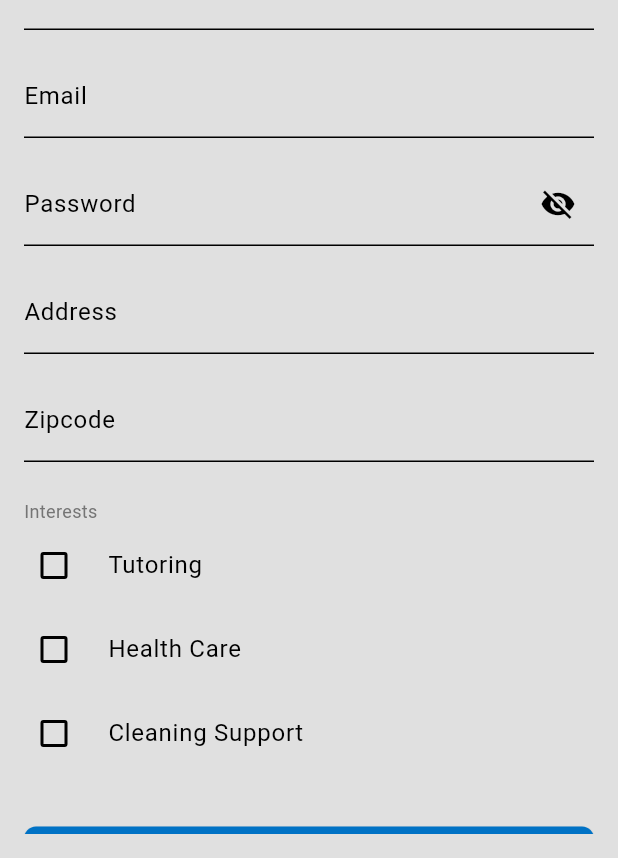
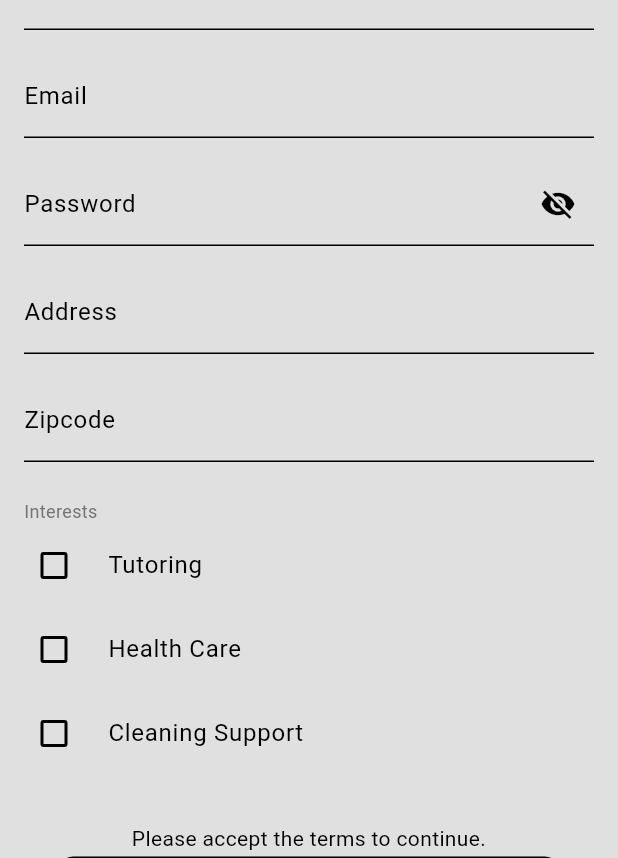
Before and after one commit to reetamit/CommApp, a Flutter app: the SignUpFormScreen screen opened directly, on a phone screen of 412 x 824 dp, the part 378-1236 px from its top. Run offline on Flutter 3.47's test engine with Material 3 defaults, Android fonts, the phone set to English and light mode, and no system bars; our stand-ins replace firebase_auth, firebase_core, firebase_database, geolocator, get, rxdart; accounts and stored records are empty; statements that could not run were skipped.

Commit message:
Feature Agreement dialog

```diff
--- /dev/null
+++ b/lib/screens/agreement_dialog.dart
@@ -0,0 +1,64 @@
+import 'package:flutter/material.dart';
+
+class AgreementDialog extends StatelessWidget {
+  const AgreementDialog({super.key});
+
+  @override
+  Widget build(BuildContext context) {
+    return AlertDialog(
+      title: const Text('Terms and Conditions'),
+      content: const SingleChildScrollView(
+        child: Text('''1. Acceptance of Terms
+By downloading, registering, or using the app, users agree to comply with these Terms and Conditions. If they do not agree, they must not use the app.
+2. Eligibility
+Users must be at least 13 years old (or the minimum age required by local law) to use the app. Parental consent may be required for minors.
+3. User Accounts
+	•	Users must provide accurate information during registration.
+	•	Users are responsible for maintaining the confidentiality of their login credentials.
+	•	The app reserves the right to suspend or terminate accounts for violations.
+4. Volunteer Opportunities
+	•	The app connects users with volunteer opportunities posted by organizations or individuals.
+	•	The app does not guarantee the accuracy, safety, or legality of any opportunity.
+	•	Users participate at their own risk and are encouraged to verify details independently.
+5. Code of Conduct
+Users agree to:
+	•	Treat others with respect and kindness.
+	•	Not post or share offensive, harmful, or illegal content.
+	•	Not impersonate others or misrepresent their identity.
+6. Content Ownership
+	•	Users retain ownership of content they post but grant the app a non-exclusive license to use, display, and distribute it within the app.
+	•	The app may remove content that violates these terms.
+7. Privacy
+	•	The app collects and uses personal data in accordance with its [Privacy Policy].
+	•	Users consent to the collection and use of their data for app functionality and communication.
+8. Third-Party Links
+The app may contain links to third-party websites or services. The app is not responsible for their content or practices.
+9. Limitation of Liability
+The app is provided "as is" without warranties. The app is not liable for any damages arising from use, including but not limited to injury, loss of data, or missed opportunities.
+10. Termination
+The app may suspend or terminate access at any time for violations of these terms or for operational reasons.
+11. Changes to Terms
+The app may update these terms at any time. Continued use after changes constitutes acceptance of the new terms.
+12. Governing Law
+These terms are governed by the laws of [Your Jurisdiction], without regard to conflict of law principles.
+'''),
+      ),
+      actions: <Widget>[
+        TextButton(
+          onPressed: () {
+            // This is the crucial line. Pass `false` when declining.
+            Navigator.of(context).pop(false);
+          },
+          child: const Text('Decline'),
+        ),
+        TextButton(
+          onPressed: () {
+            // This is the crucial line. Pass `true` when accepting.
+            Navigator.of(context).pop(true);
+          },
+          child: const Text('Accept'),
+        ),
+      ],
+    );
+  }
+}
--- a/lib/screens/signup.dart
+++ b/lib/screens/signup.dart
@@ -3,6 +3,7 @@ import 'package:flutter/material.dart';
 import 'package:flutter_app/localization/words.dart';
 import 'package:flutter_app/models/auth_services.dart';
 import 'package:flutter_app/models/gradient_theme.dart';
+import 'package:flutter_app/screens/agreement_dialog.dart';
 import 'package:flutter_app/screens/dashboard.dart';
 import 'package:flutter_app/models/database_service.dart';
 import 'package:flutter_app/screens/home.dart';
@@ -25,6 +26,8 @@ class _SignUpFormScreenState extends State<SignUpFormScreen> {
   final _addresscontroller = TextEditingController();
   final _zipcodecontroller = TextEditingController();
   final _passwordController = TextEditingController();
+  String _agreementStatus = 'Please accept the terms to continue.';
+  bool didAgree = false;
 
   bool _obscurePassword = true;
   // allow multiple selections
@@ -37,6 +40,26 @@ class _SignUpFormScreenState extends State<SignUpFormScreen> {
     'Health Care',
     'Cleaning Support',
   ];
+
+  void _showTermsDialog() async {
+    final didAgree = await showDialog<bool>(
+      context: context,
+      barrierDismissible: false, // Prevents closing by tapping outside
+      builder: (BuildContext context) {
+        return const AgreementDialog();
+      },
+    );
+
+    if (didAgree != null) {
+      setState(() {
+        _agreementStatus = didAgree
+            ? 'You have accepted the terms.'
+            : 'You have declined the terms.';
+      });
+      // Handle the user's choice, e.g., save it to shared preferences
+      // or navigate to a new screen.
+    }
+  }
 
   @override
   void dispose() {
@@ -169,43 +192,51 @@ class _SignUpFormScreenState extends State<SignUpFormScreen> {
         ),
       ),
       //appBar: AppBar(title: Text('SignUp')),
-      body: Padding(
+      body: SingleChildScrollView(
+        child: Padding(
           padding: const EdgeInsets.all(16.0),
-        child: Form(
+          child: Column(
+            mainAxisAlignment: MainAxisAlignment.center,
+            crossAxisAlignment: CrossAxisAlignment.stretch,
+            children: <Widget>[
+              Form(
                 key: _formKey,
-          child: ListView(
+                child: Column(
                   children: [
                     TextFormField(
                       controller: _firstNameController,
-                decoration: InputDecoration(labelText: 'First Name'),
-                validator: (value) =>
-                    value == null || value.isEmpty ? 'Enter first name' : null,
+                      decoration: const InputDecoration(
+                        labelText: 'First Name',
                       ),
-              SizedBox(height: 16),
+                      validator: (value) => value == null || value.isEmpty
+                          ? 'Enter first name'
+                          : null,
+                    ),
+                    const SizedBox(height: 16),
                     TextFormField(
                       controller: _lastNameController,
-                decoration: InputDecoration(labelText: 'Last Name'),
-                validator: (value) =>
-                    value == null || value.isEmpty ? 'Enter last name' : null,
+                      decoration: const InputDecoration(labelText: 'Last Name'),
+                      validator: (value) => value == null || value.isEmpty
+                          ? 'Enter last name'
+                          : null,
                     ),
-              SizedBox(height: 16),
+                    const SizedBox(height: 16),
                     TextFormField(
                       controller: _phoneController,
-                decoration: InputDecoration(labelText: 'Phone'),
+                      decoration: const InputDecoration(labelText: 'Phone'),
                       keyboardType: TextInputType.phone,
                       validator: (value) =>
                           value == null || value.isEmpty ? 'Enter phone' : null,
                     ),
-              SizedBox(height: 16),
+                    const SizedBox(height: 16),
                     TextFormField(
                       controller: _emailController,
-                decoration: InputDecoration(labelText: 'Email'),
+                      decoration: const InputDecoration(labelText: 'Email'),
                       keyboardType: TextInputType.emailAddress,
                       validator: (value) =>
                           value == null || value.isEmpty ? 'Enter email' : null,
                     ),
-              SizedBox(height: 16),
-              // Password field (masked)
+                    const SizedBox(height: 16),
                     TextFormField(
                       controller: _passwordController,
                       decoration: InputDecoration(
@@ -223,31 +254,33 @@ class _SignUpFormScreenState extends State<SignUpFormScreen> {
                       ),
                       obscureText: _obscurePassword,
                       validator: (value) {
-                  // Password is optional for new SignUps, but if provided enforce length
-                  if (value != null && value.isNotEmpty && value.length < 6) {
+                        if (value != null &&
+                            value.isNotEmpty &&
+                            value.length < 6) {
                           return 'Password must be at least 6 characters';
                         }
                         return null;
                       },
                     ),
-              SizedBox(height: 16),
+                    const SizedBox(height: 16),
                     TextFormField(
                       controller: _addresscontroller,
-                decoration: InputDecoration(labelText: 'Address'),
-                keyboardType: TextInputType.emailAddress,
-                validator: (value) =>
-                    value == null || value.isEmpty ? 'Enter Address' : null,
+                      decoration: const InputDecoration(labelText: 'Address'),
+                      validator: (value) => value == null || value.isEmpty
+                          ? 'Enter Address'
+                          : null,
                     ),
-              SizedBox(height: 16),
+                    const SizedBox(height: 16),
                     TextFormField(
                       controller: _zipcodecontroller,
-                decoration: InputDecoration(labelText: 'Zipcode'),
-                keyboardType: TextInputType.emailAddress,
-                validator: (value) =>
-                    value == null || value.isEmpty ? 'Enter Zipcode' : null,
+                      decoration: const InputDecoration(labelText: 'Zipcode'),
+                      keyboardType:
+                          TextInputType.number, // Change keyboard type
+                      validator: (value) => value == null || value.isEmpty
+                          ? 'Enter Zipcode'
+                          : null,
                     ),
-              SizedBox(height: 16),
-              // Multiple selectable interests using checkboxes
+                    const SizedBox(height: 16),
                     Padding(
                       padding: const EdgeInsets.only(top: 8.0),
                       child: Column(
@@ -255,7 +288,10 @@ class _SignUpFormScreenState extends State<SignUpFormScreen> {
                         children: [
                           Text(
                             'Interests',
-                      style: TextStyle(fontSize: 12, color: Colors.grey[600]),
+                            style: TextStyle(
+                              fontSize: 12,
+                              color: Colors.grey[600],
+                            ),
                           ),
                           ..._interests.map(
                             (interest) => CheckboxListTile(
@@ -277,14 +313,48 @@ class _SignUpFormScreenState extends State<SignUpFormScreen> {
                         ],
                       ),
                     ),
-              SizedBox(height: 32),
+                    const SizedBox(height: 32),
+                    Text(_agreementStatus, textAlign: TextAlign.center),
+                    ElevatedButton(
+                      onPressed: _showTermsDialog,
+                      style: OutlinedButton.styleFrom(
+                        // Optional: Customize the border properties
+                        side: const BorderSide(
+                          color: Colors.black, // The color of the border
+                          width: 2.0, // The width of the border
+                        ),
+                        // Optional: Customize the text color
+                        foregroundColor: Colors.black,
+                        backgroundColor: Colors.transparent,
+                        // Optional: Customize the shape (e.g., add rounded corners)
+                        shape: RoundedRectangleBorder(
+                          borderRadius: BorderRadius.circular(10),
+                        ),
+                      ),
+                      child: const Text(
+                        'Click here to view Terms and Conditions',
+                      ),
+                    ),
+                    const SizedBox(height: 32),
                     ElevatedButton(
                       onPressed: () async {
                         if (_formKey.currentState!.validate()) {
                           if (_selectedInterests.isEmpty) {
                             ScaffoldMessenger.of(context).showSnackBar(
-                        SnackBar(
-                          content: Text('Please select at least one interest'),
+                              const SnackBar(
+                                content: Text(
+                                  'Please select at least one interest',
+                                ),
+                              ),
+                            );
+                            return;
+                          }
+                          if (_agreementStatus != true) {
+                            ScaffoldMessenger.of(context).showSnackBar(
+                              const SnackBar(
+                                content: Text(
+                                  'Please read and accept terms and conditions!',
+                                ),
                               ),
                             );
                             return;
@@ -293,15 +363,22 @@ class _SignUpFormScreenState extends State<SignUpFormScreen> {
                           register();
                           if (!mounted) return;
                           ScaffoldMessenger.of(context).showSnackBar(
-                      SnackBar(content: Text('SignUp record saved.')),
+                            const SnackBar(
+                              content: Text('SignUp record saved.'),
+                            ),
                           );
-                    Navigator.of(
-                      context,
-                    ).push(MaterialPageRoute(builder: (_) => HomeScreen()));
+                          Navigator.of(context).push(
+                            MaterialPageRoute(builder: (_) => HomeScreen()),
+                          );
                         }
                       },
-                child: Text('Submit'),
+                      child: const Text('Submit'),
                     ),
+                  ],
+                ),
+              ),
+
+              const SizedBox(height: 32),
             ],
           ),
         ),
```
Also changed, not shown: 17 other files. Lines whose indentation alone changed are shown as unchanged.
